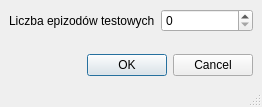
First picture: the form in templatki/templatkaTestyOpcje.ui, repository vatrasar/licencjat, before the edit.
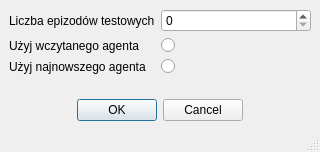
Second picture: the form after the edit.

Commit message: fix problem with cartpoel default parameterts in all in ppo agent

The edit to the form file:
```diff
--- a/templatki/templatkaTestyOpcje.ui
+++ b/templatki/templatkaTestyOpcje.ui
@@ -6,8 +6,8 @@
    <rect>
     <x>0</x>
     <y>0</y>
-    <width>262</width>
-    <height>107</height>
+    <width>320</width>
+    <height>152</height>
    </rect>
   </property>
   <property name="windowTitle">
@@ -29,9 +29,37 @@
           </property>
          </widget>
         </item>
+        <item row="1" column="0">
+         <widget class="QLabel" name="label_2">
+          <property name="text">
+           <string>Użyj wczytanego agenta</string>
+          </property>
+         </widget>
+        </item>
+        <item row="2" column="0">
+         <widget class="QLabel" name="label_3">
+          <property name="text">
+           <string>Użyj najnowszego agenta</string>
+          </property>
+         </widget>
+        </item>
+        <item row="1" column="1">
+         <widget class="QRadioButton" name="saved_agent_radio">
+          <property name="text">
+           <string/>
+          </property>
+         </widget>
+        </item>
+        <item row="2" column="1">
+         <widget class="QRadioButton" name="newest_agent_radi">
+          <property name="text">
+           <string/>
+          </property>
+         </widget>
+        </item>
        </layout>
       </item>
-      <item>
+      <item alignment="Qt::AlignHCenter">
        <widget class="QDialogButtonBox" name="buttonBox">
         <property name="standardButtons">
          <set>QDialogButtonBox::Cancel|QDialogButtonBox::Ok</set>
```
The commit also changes 5 other files.
